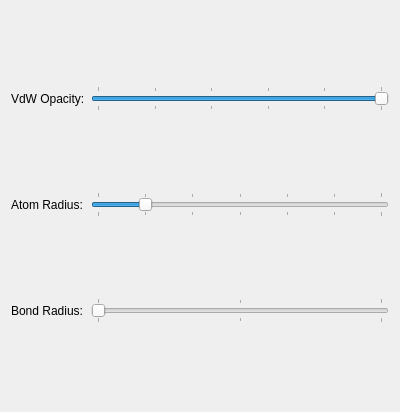
cryos/avogadro, file libavogadro/src/engines/spheresettingswidget.ui: the form before one commit.
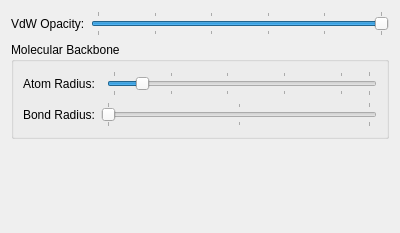
The form after the commit.

Commit message: Some improvements to the rendering code and the setup widget, as suggested by Benoit.

Patch:
```diff
--- a/libavogadro/src/engines/spheresettingswidget.ui
+++ b/libavogadro/src/engines/spheresettingswidget.ui
@@ -6,21 +6,23 @@
     <x>0</x>
     <y>0</y>
     <width>400</width>
-    <height>412</height>
+    <height>233</height>
    </rect>
   </property>
   <property name="windowTitle" >
    <string>Form</string>
   </property>
-  <layout class="QGridLayout" >
-   <item row="0" column="0" >
+  <layout class="QVBoxLayout" >
+   <item>
+    <layout class="QHBoxLayout" >
+     <item>
     <widget class="QLabel" name="bondRadiusLabel_2" >
      <property name="text" >
       <string>VdW Opacity:</string>
      </property>
     </widget>
    </item>
-   <item row="0" column="1" >
+     <item>
     <widget class="QSlider" name="opacitySlider" >
      <property name="minimum" >
       <number>0</number>
@@ -54,26 +56,34 @@
      </property>
     </widget>
    </item>
-   <item row="1" column="0" >
+    </layout>
+   </item>
+   <item>
+    <widget class="QGroupBox" name="groupBox" >
+     <property name="title" >
+      <string>Molecular Backbone</string>
+     </property>
+     <layout class="QGridLayout" >
+      <item row="0" column="0" colspan="2" >
     <widget class="QLabel" name="atomRadiusLabel" >
      <property name="text" >
       <string>Atom Radius:</string>
      </property>
     </widget>
    </item>
-   <item row="1" column="1" >
+      <item row="0" column="2" >
     <widget class="QSlider" name="atomRadiusSlider" >
      <property name="minimum" >
       <number>1</number>
      </property>
      <property name="maximum" >
-      <number>13</number>
+         <number>10</number>
      </property>
      <property name="pageStep" >
       <number>2</number>
      </property>
      <property name="value" >
-      <number>3</number>
+         <number>2</number>
      </property>
      <property name="orientation" >
       <enum>Qt::Horizontal</enum>
@@ -83,14 +93,14 @@
      </property>
     </widget>
    </item>
-   <item row="2" column="0" >
+      <item row="1" column="0" >
     <widget class="QLabel" name="bondRadiusLabel" >
      <property name="text" >
       <string>Bond Radius:</string>
      </property>
     </widget>
    </item>
-   <item row="2" column="1" >
+      <item row="1" column="1" colspan="2" >
     <widget class="QSlider" name="bondRadiusSlider" >
      <property name="minimum" >
       <number>1</number>
@@ -111,6 +121,22 @@
       <enum>QSlider::TicksBothSides</enum>
      </property>
     </widget>
+      </item>
+     </layout>
+    </widget>
+   </item>
+   <item>
+    <spacer>
+     <property name="orientation" >
+      <enum>Qt::Vertical</enum>
+     </property>
+     <property name="sizeHint" >
+      <size>
+       <width>20</width>
+       <height>40</height>
+      </size>
+     </property>
+    </spacer>
    </item>
   </layout>
  </widget>
```
Lines whose indentation alone changed are shown as unchanged. The commit also changes 2 other files.
